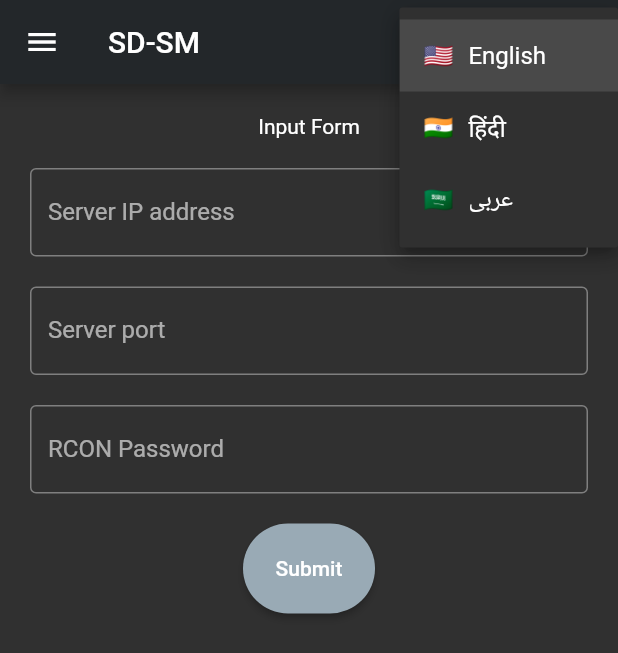
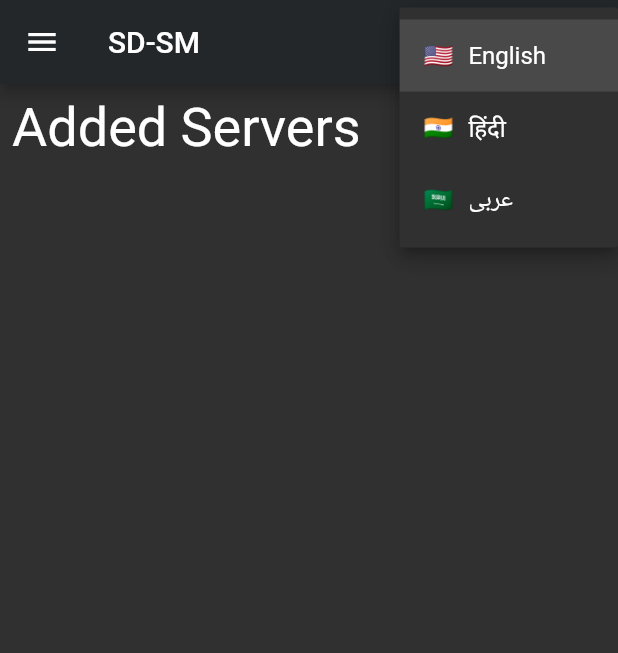
Before and after one commit to mohitkyadav/source-server-manager, a Flutter app: the screen it shows after launch, after a tap on the "language" icon, on a phone screen of 412 x 824 dp. Shown: the top 653 px of the screen. Run offline on Flutter 3.47's test engine with Material 2 defaults, Android fonts, the phone set to English and light mode, and no system bars; our stand-ins replace shared_preferences; missing offline and left inert: source_server.

Commit message:
display servers

```diff
--- a/lib/lang/ar.json
+++ b/lib/lang/ar.json
@@ -13,5 +13,6 @@
   "drawer_about_btn_txt": "انتقل إلى حول الصفحة",
   "setting_page_app_bar_title": "إعدادات",
   "setting_page_theme_toggle_txt": "تبديل الموضوع",
-  "about_page_app_bar_title": "حول"
+  "about_page_app_bar_title": "حول",
+  "added_servers": "Added Servers"
 }
--- a/lib/lang/en.json
+++ b/lib/lang/en.json
@@ -13,5 +13,6 @@
   "drawer_about_btn_txt": "Go to About Page",
   "setting_page_app_bar_title": "Settings",
   "setting_page_theme_toggle_txt": "Toggle Theme",
-  "about_page_app_bar_title": "About"
+  "about_page_app_bar_title": "About",
+  "added_servers": "Added Servers"
 }
--- a/lib/lang/hi.json
+++ b/lib/lang/hi.json
@@ -13,5 +13,6 @@
   "drawer_about_btn_txt": "अबाउट पेज पर जाएं",
   "setting_page_app_bar_title": "सेटिंग",
   "setting_page_theme_toggle_txt": "थीम को टॉगल करें",
-  "about_page_app_bar_title": "अबाउट"
+  "about_page_app_bar_title": "अबाउट",
+  "added_servers": "Added Servers"
 }
--- a/lib/themes/styling.dart
+++ b/lib/themes/styling.dart
@@ -3,50 +3,54 @@ import 'package:flutter/material.dart';
 class AppStyles {
   AppStyles._();
 
-  static const yellow = Color.fromRGBO(251, 194, 55, 0.9);
+  static const Color yellow = Color.fromRGBO(251, 194, 55, 0.9);
 
-  static const white = Color.fromRGBO(250, 250, 250, 1);
-  static const white60 = Color.fromRGBO(250, 250, 250, 0.6);
-  static const white20 = Color.fromRGBO(250, 250, 250, 0.2);
-  static const white40 = Color.fromRGBO(250, 250, 250, 0.4);
-  static const white80 = Color.fromRGBO(250, 250, 250, 0.8);
+  static const Color white = Color.fromRGBO(250, 250, 250, 1);
+  static const Color white60 = Color.fromRGBO(250, 250, 250, 0.6);
+  static const Color white20 = Color.fromRGBO(250, 250, 250, 0.2);
+  static const Color white40 = Color.fromRGBO(250, 250, 250, 0.4);
+  static const Color white80 = Color.fromRGBO(250, 250, 250, 0.8);
 
-  static const green = Color.fromRGBO(122, 248, 122, 1);
-  static const green20 = Color.fromRGBO(122, 248, 122, 0.2);
-  static const green40 = Color.fromRGBO(122, 248, 122, 0.4);
-  static const green60 = Color.fromRGBO(122, 248, 122, 0.6);
-  static const green80 = Color.fromRGBO(122, 248, 122, 0.8);
+  static const Color green = Color.fromRGBO(122, 248, 122, 1);
+  static const Color green20 = Color.fromRGBO(122, 248, 122, 0.2);
+  static const Color green40 = Color.fromRGBO(122, 248, 122, 0.4);
+  static const Color green60 = Color.fromRGBO(122, 248, 122, 0.6);
+  static const Color green80 = Color.fromRGBO(122, 248, 122, 0.8);
 
-  static const red = Color.fromRGBO(252, 68, 69, 1);
-  static const red20 = Color.fromRGBO(252, 68, 69, 0.2);
-  static const red40 = Color.fromRGBO(252, 68, 69, 0.4);
-  static const red60 = Color.fromRGBO(252, 68, 69, 0.6);
+  static const Color red = Color.fromRGBO(252, 68, 69, 1);
+  static const Color red20 = Color.fromRGBO(252, 68, 69, 0.2);
+  static const Color red40 = Color.fromRGBO(252, 68, 69, 0.4);
+  static const Color red60 = Color.fromRGBO(252, 68, 69, 0.6);
 
-  static const blackShadowOp15 = Color.fromRGBO(0, 0, 0, 0.15);
-  static const blackShadowOp20 = Color.fromRGBO(0, 0, 0, 0.20);
-  static const blackShadowOp30 = Color.fromRGBO(0, 0, 0, 0.30);
-  static const blackShadowOp70 = Color.fromRGBO(0, 0, 0, 0.70);
+  static const Color blackShadowOp15 = Color.fromRGBO(0, 0, 0, 0.15);
+  static const Color blackShadowOp20 = Color.fromRGBO(0, 0, 0, 0.20);
+  static const Color blackShadowOp30 = Color.fromRGBO(0, 0, 0, 0.30);
+  static const Color blackShadowOp70 = Color.fromRGBO(0, 0, 0, 0.70);
 
-  static const lightPurple = Color.fromRGBO(114, 137, 218, 1);
-  static const lightGray = Color.fromRGBO(153, 170, 181, 1);
-  static const darkGray = Color.fromRGBO(44, 47, 51, 1);
-  static const black = Color.fromRGBO(35, 39, 42, 1);
+  static const Color lightPurple = Color.fromRGBO(114, 137, 218, 1);
+  static const Color lightGray = Color.fromRGBO(153, 170, 181, 1);
+  static const Color darkGray = Color.fromRGBO(44, 47, 51, 1);
+  static const Color black = Color.fromRGBO(35, 39, 42, 1);
 
-  static const blockShadow = BoxShadow(
+  static const BoxShadow blockShadow = BoxShadow(
       color: blackShadowOp30,
       offset: Offset(0, 3),
       blurRadius: 8,
       spreadRadius: 0
   );
 
-  static const blockShadow1 = BoxShadow(
+  static const BoxShadow blockShadow1 = BoxShadow(
       color: Color(0x33000000),
       offset: Offset(0,20),
       blurRadius: 30,
       spreadRadius: 0
   );
 
-  static const textH1 = TextStyle(
+  static const TextStyle textH1 = TextStyle(
     fontSize: 36,
   );
+
+  static const TextStyle textH2 = TextStyle(
+    fontSize: 28,
+  );
 }
--- a/lib/ui/pages/home/home_drawer_list.dart
+++ b/lib/ui/pages/home/home_drawer_list.dart
@@ -15,14 +15,14 @@ class HomeDrawerList extends StatelessWidget {
             children: [
               DrawerHeader(
                 child: Container(
-                  child: Icon(
+                  child: const Icon(
                     Icons.home_filled,
                     size: 100,
                   ),
                 ),
               ),
               ListTile(
-                leading: Icon(
+                leading: const Icon(
                   Icons.settings,
                 ),
                 title: Text(AppLocalizations.of(context)
@@ -30,7 +30,7 @@ class HomeDrawerList extends StatelessWidget {
                 onTap: () => Navigator.pushNamed(context, settingsRoute),
               ),
               ListTile(
-                leading: Icon(
+                leading: const Icon(
                   Icons.info,
                 ),
                 title: Text(AppLocalizations.of(context)
--- a/lib/ui/pages/home/home_form.dart
+++ /dev/null
@@ -1,124 +0,0 @@
-import 'dart:convert';
-import 'dart:io';
-
-import 'package:flutter/material.dart';
-import 'package:shared_preferences/shared_preferences.dart';
-
-import 'package:source_server/source_server.dart';
-
-import 'package:turrant/localization/app_localizations.dart';
-import 'package:turrant/models/server.dart';
-
-class HomeForm extends StatefulWidget {
-
-  @override
-  _HomeFormState createState() => _HomeFormState();
-}
-
-class _HomeFormState extends State<HomeForm> {
-  final GlobalKey<FormState> _key = GlobalKey<FormState>();
-
-  // state
-  String ip;
-  int port;
-  String password;
-
-  @override
-  Widget build(BuildContext context) {
-
-    return Form(
-      key: _key,
-      child: Padding(
-        padding: const EdgeInsets.all(20.0),
-        child: Column(
-          children: <Widget>[
-            Container(child: Text(AppLocalizations.of(context)
-                .getTranslatedValue('input_form'))),
-            const SizedBox(height: 20,),
-            TextFormField(
-              validator: (String val)  => val.isEmpty ? AppLocalizations.of(context)
-                  .getTranslatedValue('form_ip_field_err') : null,
-              onSaved: (String val) => setState(() => ip = val),
-              decoration: InputDecoration(
-                border: const OutlineInputBorder(),
-                labelText: AppLocalizations.of(context)
-                    .getTranslatedValue('form_ip_field_txt'),
-                hintText: AppLocalizations.of(context)
-                    .getTranslatedValue('form_ip_field_txt'),
-              ),
-            ),
-            const SizedBox(height: 20,),
-            TextFormField(
-              validator: (String val)  => val.isEmpty ? AppLocalizations.of(context)
-                  .getTranslatedValue('form_port_field_err') : null,
-              onSaved: (String val) => setState(() => port = int.parse(val)),
-              keyboardType: TextInputType.number,
-              decoration: InputDecoration(
-                border: const OutlineInputBorder(),
-                labelText: AppLocalizations.of(context)
-                    .getTranslatedValue('form_port_field_txt'),
-                hintText: AppLocalizations.of(context)
-                    .getTranslatedValue('form_port_field_txt'),
-              ),
-            ),
-            const SizedBox(height: 20,),
-            TextFormField(
-              validator: (String val)  => val.isEmpty ? AppLocalizations.of(context)
-                  .getTranslatedValue('form_pass_field_err') : null,
-              onSaved: (String val) => setState(() => password = val),
-              decoration: InputDecoration(
-                border: const OutlineInputBorder(),
-                labelText: AppLocalizations.of(context)
-                    .getTranslatedValue('form_pass_field_txt'),
-                hintText: AppLocalizations.of(context)
-                    .getTranslatedValue('form_pass_field_txt'),
-              ),
-            ),
-            const SizedBox(height: 20,),
-            MaterialButton(
-              onPressed: () {
-                if (_key.currentState.validate()) {
-                  _key.currentState.save();
-                  _connectToServer();
-                }
-              },
-              height: 60,
-              shape: const StadiumBorder(),
-              color: Theme.of(context).accentColor,
-              child: Text(AppLocalizations.of(context)
-                  .getTranslatedValue('form_submit_btn_txt')),
-            ),
-          ],
-        ),
-      ),
-    );
-  }
-
-  Future<void> _connectToServer () async {
-    final SourceServer server = SourceServer(InternetAddress(ip), port, password);
-    await server.connect();
-
-    final Map<String, dynamic> serverInfo = await server.getInfo();
-
-    final Server localServer = Server(serverInfo['name'].toString(), ip,
-        port.toString(), password, serverInfo['game'].toString());
-
-    SharedPreferences.getInstance().then((SharedPreferences prefs) {
-      final List<String> currentAddedServers = prefs
-          .getStringList('addedServers') ?? <String>[];
-
-      final String jsonLocalServer = jsonEncode(localServer.toJson());
-      print(currentAddedServers.indexOf(jsonLocalServer));
-      if (currentAddedServers.contains(jsonLocalServer)) {
-        print(localServer);
-        print('pass this to a new page with details');
-      } else {
-        prefs.setStringList('addedServers', <String>[...currentAddedServers,
-          jsonLocalServer]);
-        print(localServer);
-        print('pass this to a new page with details');
-      }
-    });
-    server.close();
-  }
-}
--- a/lib/ui/pages/home/home_page.dart
+++ b/lib/ui/pages/home/home_page.dart
@@ -4,10 +4,10 @@ import 'package:turrant/localization/app_localizations.dart';
 
 import 'home_appbar_actions.dart';
 import 'home_drawer_list.dart';
-import 'home_form.dart';
+import 'servers_list.dart';
 
 class HomePage extends StatefulWidget {
-  HomePage({Key key,}) : super(key: key);
+  const HomePage({Key key,}) : super(key: key);
 
   @override
   _HomePageState createState() => _HomePageState();
@@ -28,7 +28,7 @@ class _HomePageState extends State<HomePage> {
         ],
       ),
       drawer: HomeDrawerList(),
-      body: SingleChildScrollView(child: HomeForm()),
+      body: const SingleChildScrollView(child: ServersList()),
     );
   }
 }
--- /dev/null
+++ b/lib/ui/pages/home/servers_list.dart
@@ -0,0 +1,58 @@
+import 'dart:convert';
+
+import 'package:flutter/material.dart';
+import 'package:shared_preferences/shared_preferences.dart';
+
+import 'package:turrant/localization/app_localizations.dart';
+import 'package:turrant/themes/styling.dart';
+import 'package:turrant/models/server.dart';
+
+class ServersList extends StatefulWidget {
+  const ServersList({Key key,}) : super(key: key);
+
+  @override
+  _ServersListState createState() => _ServersListState();
+}
+
+class _ServersListState extends State<ServersList> {
+
+  List<Server> servers = <Server>[];
+
+  @override
+  void initState() {
+    super.initState();
+
+    _getServers();
+  }
+
+  @override
+  Widget build(BuildContext context) {
+
+    return Column(
+      children: <Widget>[
+        Padding(
+          padding: const EdgeInsets.only(top: 8.0, left: 8.0),
+          child: Text(AppLocalizations.of(context)
+              .getTranslatedValue('added_servers'), style: AppStyles.textH1,),
+        ),
+        ...servers.map((Server sv) => Text(sv.serverName)).toList(),
+      ],
+    );
+  }
+
+  void _getServers() {
+    SharedPreferences.getInstance().then((SharedPreferences prefs) {
+      final List<String> currentAddedServers = prefs
+          .getStringList('addedServers') ?? <String>[];
+
+      print(currentAddedServers);
+      final List<Server> currentServers = currentAddedServers.map((String server) => Server
+          .fromJson(jsonDecode(server) as Map<String, dynamic>)
+      ).toList();
+
+      setState(() {
+        servers = currentServers;
+      });
+    });
+  }
+}
```
Also changed, not shown: lib/ui/pages/add_server_form/add_server_form.dart (added, +132 -0 lines).
